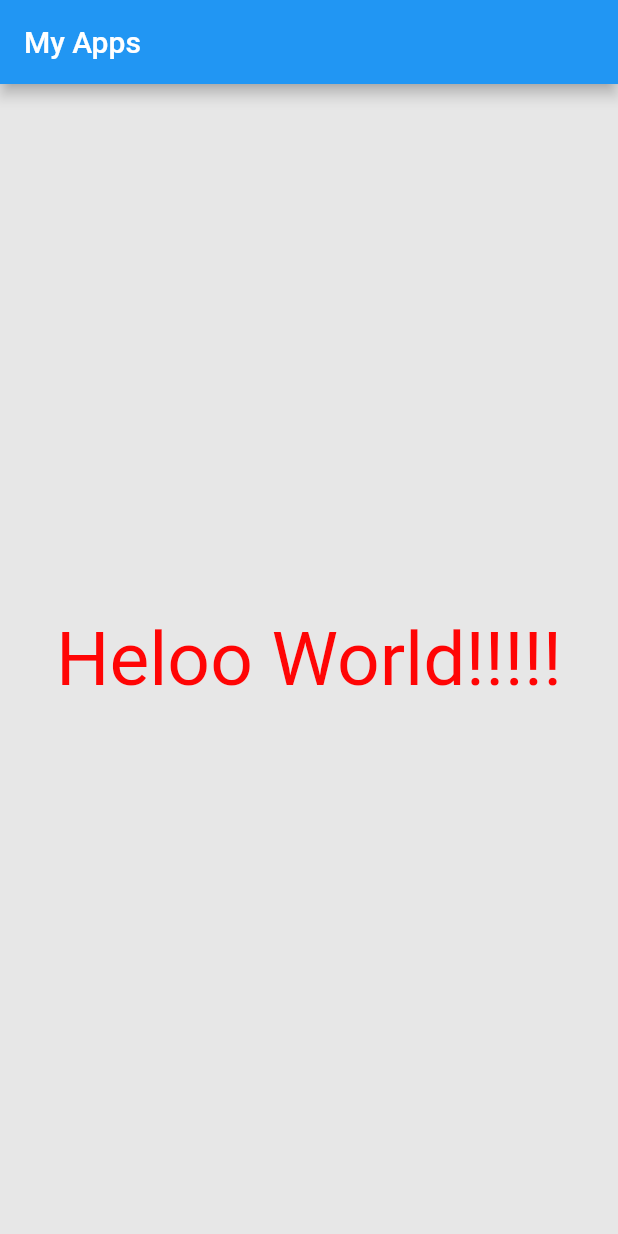
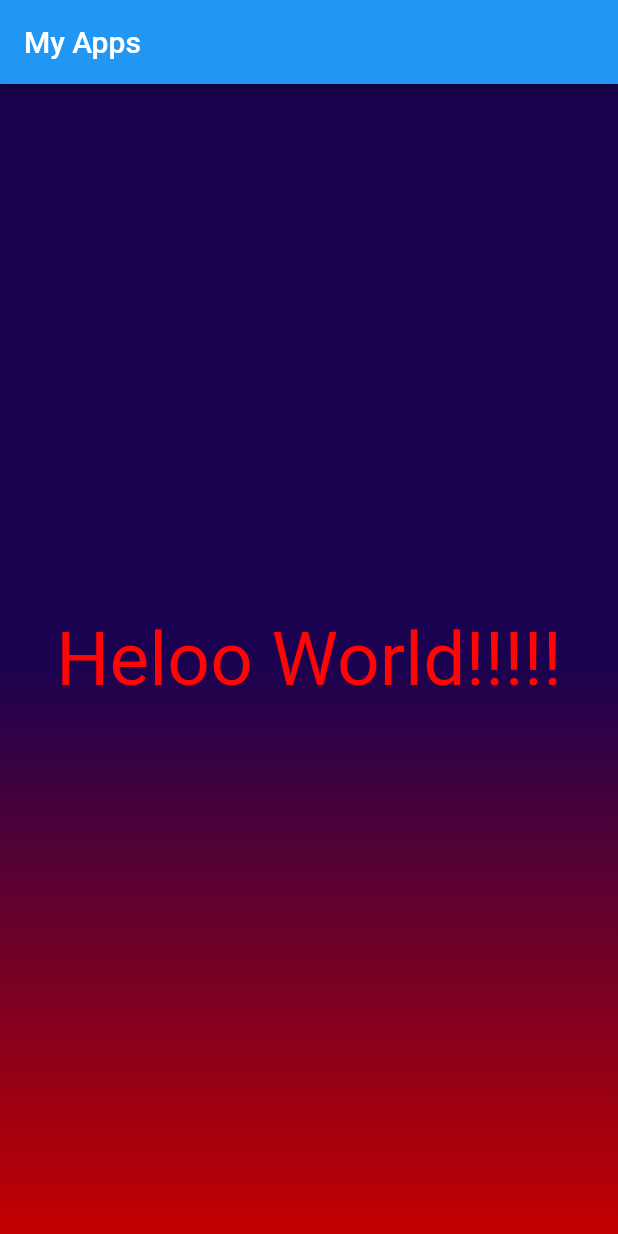
Before and after one commit to ahmadgalang/flutter-practice-one, a Flutter app: the screen it shows after launch, on a phone screen of 412 x 824 dp. Run offline on Flutter 3.47's test engine with Material 2 defaults, Android fonts, the phone set to English and light mode, and no system bars.

Commit message:
moved class from main , import and create file gradient_container

```diff
--- /dev/null
+++ b/lib/gradient_container.dart
@@ -0,0 +1,23 @@
+import 'package:flutter/material.dart';
+
+class GradientContainer extends StatelessWidget {
+  const GradientContainer({super.key});
+
+  @override
+  Widget build(context) {
+    return Container(
+      decoration: const BoxDecoration(
+        gradient: LinearGradient(colors: [
+          Color.fromARGB(255, 26, 2, 80),
+          Color.fromARGB(255, 196, 0, 0)
+        ], begin: Alignment.center, end: Alignment.bottomCenter),
+      ),
+      child: const Center(
+        child: Text(
+          'Heloo World!!!!!',
+          style: TextStyle(color: Color.fromARGB(255, 255, 5, 5), fontSize: 50),
+        ),
+      ),
+    );
+  }
+}
--- a/lib/main.dart
+++ b/lib/main.dart
@@ -1,36 +1,13 @@
 import 'package:flutter/material.dart';
+import 'package:my_app/gradient_container.dart';
 
 void main() {
-  runApp(
-  MaterialApp(
+  runApp(MaterialApp(
     home: Scaffold(
       appBar: AppBar(
         title: const Text('My Apps'),
       ),
-      body: GradientContainer(),
+      body: const GradientContainer(),
     ),
-  )
-  );
+  ));
 }
-
-class GradientContainer extends StatelessWidget {
-  const GradientContainer({super.key});
-
-  @override
-  Widget build(BuildContext context) {
-    return Container(
-      decoration: const BoxDecoration(
-        gradient: LinearGradient(colors: [
-          Color.fromARGB(19, 0, 0, 0),
-          Color.fromARGB(19, 0, 0, 0)
-        ], begin: Alignment.center, end: Alignment.center),
-      ),
-      child: const Center(
-        child: Text(
-          'Heloo World!!!!!',
-          style: TextStyle(color: Color.fromARGB(255, 255, 5, 5) , fontSize: 50),
-        ),
-      ),
-    );
-  }
-}
```
